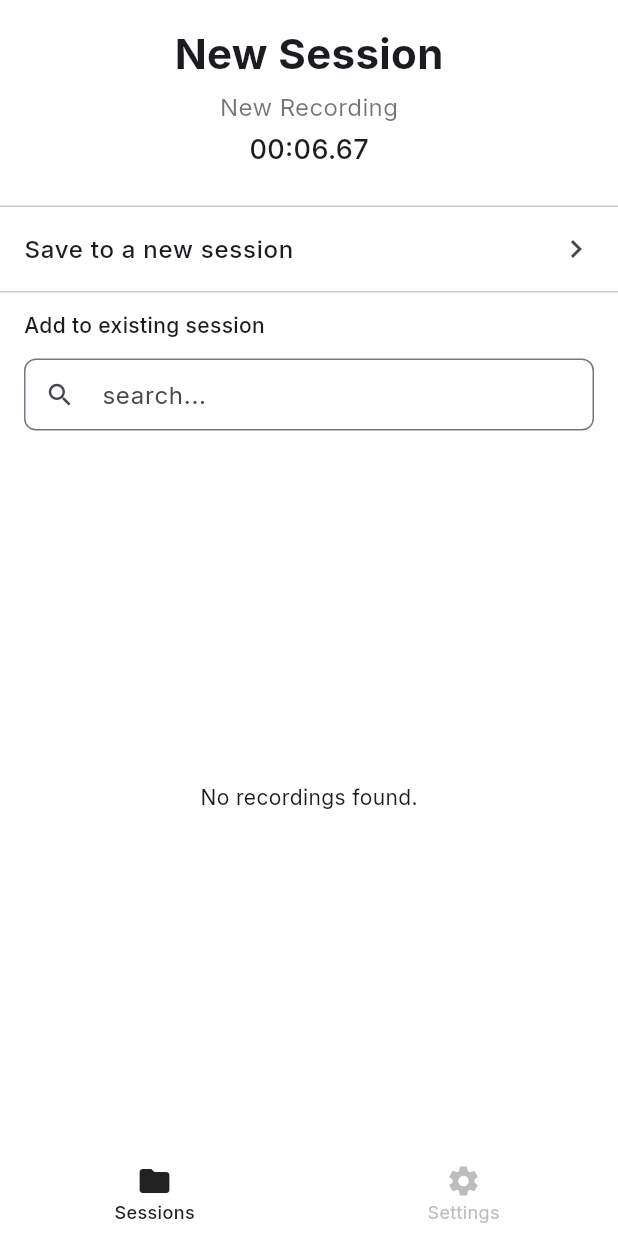
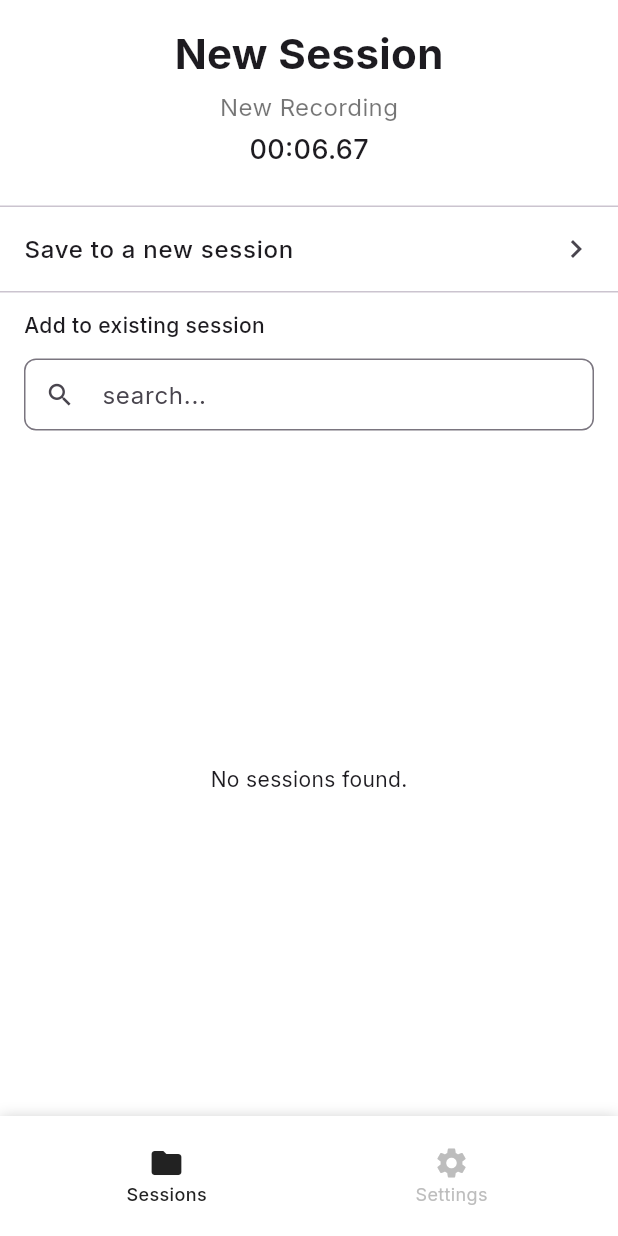
Before and after one commit to Najaf555/cord-app, a Flutter app: the SaveRecordingScreen screen opened directly, on a phone screen of 412 x 824 dp. Run offline on Flutter 3.47's test engine with Material 3 defaults, Android fonts, the phone set to English and light mode, and no system bars; our stand-ins replace cloud_firestore, firebase_auth, firebase_core, firebase_messaging, firebase_storage, flutter_slidable and 4 more; missing offline and left inert: flutter_facebook_auth; accounts and stored records are empty; network calls fail; project files that could hold a hidden picture were left out.

Commit message:
fixed opening save recording screen from home screen

```diff
--- a/lib/views/main_navigation.dart
+++ b/lib/views/main_navigation.dart
@@ -6,6 +6,7 @@ import 'sessions_view.dart';
 import 'settings_view.dart';
 import '../controllers/session_detail_controller.dart';
 import '../views/new_recording.dart';
+import '../views/save.recording.dart';
 
 class MainNavigation extends StatelessWidget {
   MainNavigation({super.key});
@@ -49,7 +50,7 @@ class MainNavigation extends StatelessWidget {
                       context: context,
                       isScrollControlled: true,
                       backgroundColor: Colors.transparent,
-                      builder: (context) => SizedBox.expand(child: NewRecordingScreen()),
+                      builder: (context) => SizedBox.expand(child: SaveRecordingScreen()),
                     );
                   },
                   elevation: 0,
--- a/lib/views/save.recording.dart
+++ b/lib/views/save.recording.dart
@@ -5,6 +5,7 @@ import 'main_navigation.dart';
 import 'sessions_view.dart';
 import 'settings_view.dart';
 import 'package:cloud_firestore/cloud_firestore.dart';
+import 'package:firebase_auth/firebase_auth.dart';
 
 class SaveRecordingScreen extends StatelessWidget {
   const SaveRecordingScreen({super.key});
@@ -70,36 +71,30 @@ class SaveRecordingScreen extends StatelessWidget {
             const SizedBox(height: 8),
             Expanded(
               child: StreamBuilder<QuerySnapshot>(
-                stream: FirebaseFirestore.instance.collection('recordings').orderBy('createdAt', descending: true).snapshots(),
+                stream: _userSessionsStream(),
                 builder: (context, snapshot) {
                   if (snapshot.connectionState == ConnectionState.waiting) {
                     return const Center(child: CircularProgressIndicator());
                   }
                   if (!snapshot.hasData || snapshot.data!.docs.isEmpty) {
-                    return const Center(child: Text('No recordings found.'));
+                    return const Center(child: Text('No sessions found.'));
                   }
-                  final recordings = snapshot.data!.docs;
+                  final sessions = snapshot.data!.docs;
                   return ListView.builder(
-                    itemCount: recordings.length,
+                    itemCount: sessions.length,
                     itemBuilder: (context, index) {
-                      final data = recordings[index].data() as Map<String, dynamic>;
+                      final data = sessions[index].data() as Map<String, dynamic>;
+                      final sessionName = data['name'] ?? 'Unnamed Session';
+                      final createdAt = data['createdAt'] is Timestamp
+                          ? (data['createdAt'] as Timestamp).toDate()
+                          : null;
                       return ListTile(
                         contentPadding: const EdgeInsets.symmetric(horizontal: 16, vertical: 4),
-                        leading: const Icon(Icons.audiotrack, color: Colors.blue),
-                        title: Text(data['fileName'] ?? 'Unknown', style: const TextStyle(fontWeight: FontWeight.w600)),
-                        subtitle: Column(
-                          crossAxisAlignment: CrossAxisAlignment.start,
-                          children: [
-                            Text('Duration: ${data['duration'] ?? '--:--'}', style: const TextStyle(fontSize: 13, color: Colors.black54)),
-                            if (data['createdAt'] != null)
-                              Text(
-                                'Created: ' + (data['createdAt'] is Timestamp
-                                    ? (data['createdAt'] as Timestamp).toDate().toString().substring(0, 16)
-                                    : data['createdAt'].toString()),
-                                style: const TextStyle(fontSize: 12, color: Colors.black38),
-                              ),
-                          ],
-                        ),
+                        leading: const Icon(Icons.folder, color: Colors.blue),
+                        title: Text(sessionName, style: const TextStyle(fontWeight: FontWeight.w600)),
+                        subtitle: createdAt != null
+                            ? Text('Created: ${createdAt.toString().substring(0, 16)}', style: const TextStyle(fontSize: 12, color: Colors.black38))
+                            : null,
                         trailing: const Icon(Icons.chevron_right, color: Colors.black38),
                         onTap: () {},
                       );
@@ -111,37 +106,65 @@ class SaveRecordingScreen extends StatelessWidget {
           ],
         ),
       ),
-      bottomNavigationBar: BottomNavigationBar(
+      bottomNavigationBar: GetBuilder<NavigationController>(
+        builder: (navController) => Stack(
+          children: [
+            // Top border line
+            Positioned(
+              top: 0,
+              left: 0,
+              right: 0,
+              child: Container(height: 2, color: Color(0xFFE0E0E0)),
+            ),
+            // Shadow overlay just below the border line
+            Positioned(
+              top: 1,
+              left: 0,
+              right: 0,
+              child: Container(
+                height: 12,
+                decoration: const BoxDecoration(
+                  boxShadow: [
+                    BoxShadow(
+                      color: Color(0x33000000),
+                      blurRadius: 8,
+                      offset: Offset(0, 0),
+                    ),
+                  ],
+                ),
+              ),
+            ),
+            // BottomAppBar with nav bar
+            BottomAppBar(
+              color: Colors.white,
+              elevation: 0,
+              notchMargin: 0,
+              child: Theme(
+                data: Theme.of(context).copyWith(
+                  splashFactory: NoSplash.splashFactory,
+                  highlightColor: Colors.transparent,
+                  splashColor: Colors.transparent,
+                ),
+                child: BottomNavigationBar(
                   backgroundColor: Colors.white,
                   elevation: 0,
                   type: BottomNavigationBarType.fixed,
-        selectedItemColor: const Color(0xFF222222),
-        unselectedItemColor: const Color(0xFFBDBDBD),
-        selectedLabelStyle: const TextStyle(
+                  selectedItemColor: Color(0xFF222222),
+                  unselectedItemColor: Color(0xFFBDBDBD),
+                  selectedLabelStyle: TextStyle(
                     fontFamily: 'Inter',
                     fontWeight: FontWeight.w500,
                     fontSize: 12,
                   ),
-        unselectedLabelStyle: const TextStyle(
+                  unselectedLabelStyle: TextStyle(
                     fontFamily: 'Inter',
                     fontWeight: FontWeight.w400,
                     fontSize: 12,
                   ),
-        currentIndex: 0,
+                  currentIndex: navController.selectedIndex.value,
                   onTap: (index) {
-          if (index == 0) {
-            if (!(context.widget is SessionsView)) {
-              Navigator.of(context).pushReplacement(
-                MaterialPageRoute(builder: (_) => const SessionsView()),
-              );
-            }
-          } else if (index == 1) {
-            if (!(context.widget is SettingsView)) {
-              Navigator.of(context).pushReplacement(
-                MaterialPageRoute(builder: (_) => const SettingsView()),
-              );
-            }
-          }
+                    navController.changeTab(index);
+                    Navigator.of(context).pop(); // Close the bottom sheet
                   },
                   items: const [
                     BottomNavigationBarItem(
@@ -153,6 +176,11 @@ class SaveRecordingScreen extends StatelessWidget {
                       label: 'Settings',
                     ),
                   ],
+                ),
+              ),
+            ),
+          ],
+        ),
       ),
     );
   }
@@ -210,3 +238,46 @@ class _SessionTile extends StatelessWidget {
     );
   }
 }
+
+Stream<QuerySnapshot> _userSessionsStream() {
+  final user = FirebaseAuth.instance.currentUser;
+  if (user == null) {
+    // Return an empty stream if not logged in
+    return const Stream.empty();
+  }
+  final uid = user.uid;
+  // Query sessions where hostId == uid OR participantIds contains uid
+  return FirebaseFirestore.instance
+      .collection('sessions')
+      .where('participantIds', arrayContains: uid)
+      .snapshots()
+      .asyncMap((participantSnap) async {
+        final participantSessions = participantSnap.docs;
+        final hostSnap = await FirebaseFirestore.instance
+            .collection('sessions')
+            .where('hostId', isEqualTo: uid)
+            .get();
+        final hostSessions = hostSnap.docs;
+        // Merge and deduplicate by document ID
+        final allSessions = <String, QueryDocumentSnapshot>{};
+        for (var doc in participantSessions) {
+          allSessions[doc.id] = doc;
+        }
+        for (var doc in hostSessions) {
+          allSessions[doc.id] = doc;
+        }
+        return QuerySnapshotFake(allSessions.values.toList());
+      })
+      .asyncExpand((snap) => Stream.value(snap));
+}
+
+// Helper class to fake a QuerySnapshot for the builder
+class QuerySnapshotFake implements QuerySnapshot {
+  @override
+  final List<QueryDocumentSnapshot> docs;
+  QuerySnapshotFake(this.docs);
+  // The rest of the QuerySnapshot members are not used in this context
+  @override
+  // ignore: no_override
+  dynamic noSuchMethod(Invocation invocation) => super.noSuchMethod(invocation);
+}
--- a/lib/views/sessions_view.dart
+++ b/lib/views/sessions_view.dart
@@ -620,6 +620,7 @@ class _SessionsViewState extends State<SessionsView> {
           ),
         ],
       ),
+
     );
   }
 
```
Lines whose indentation alone changed are shown as unchanged.
